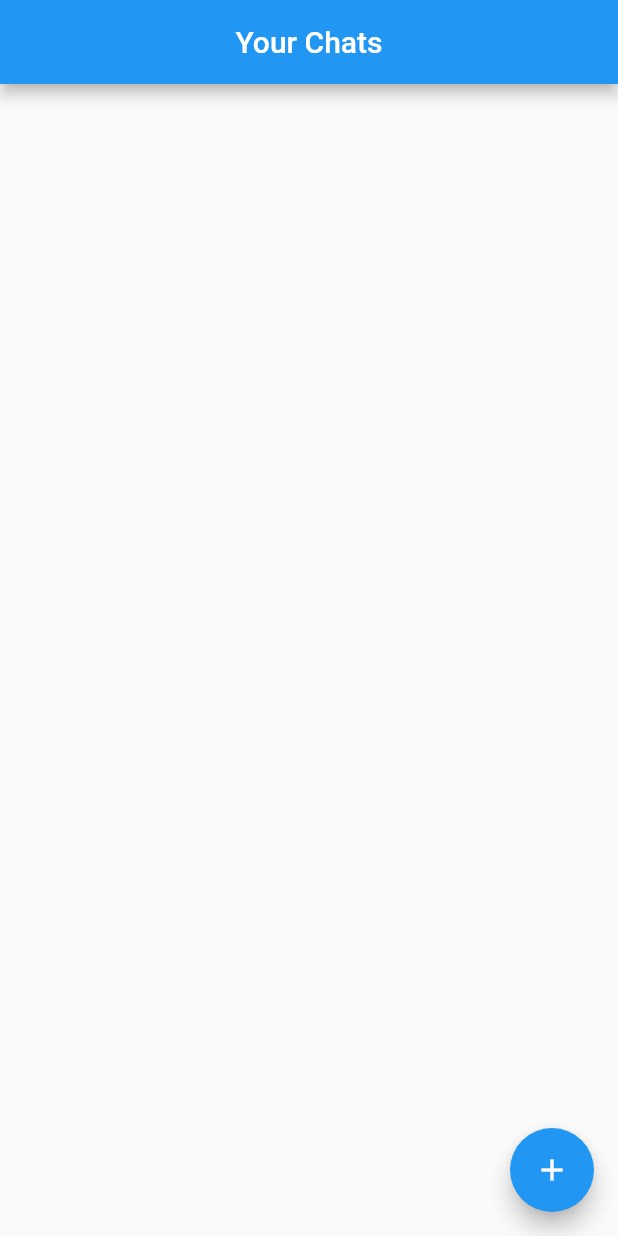
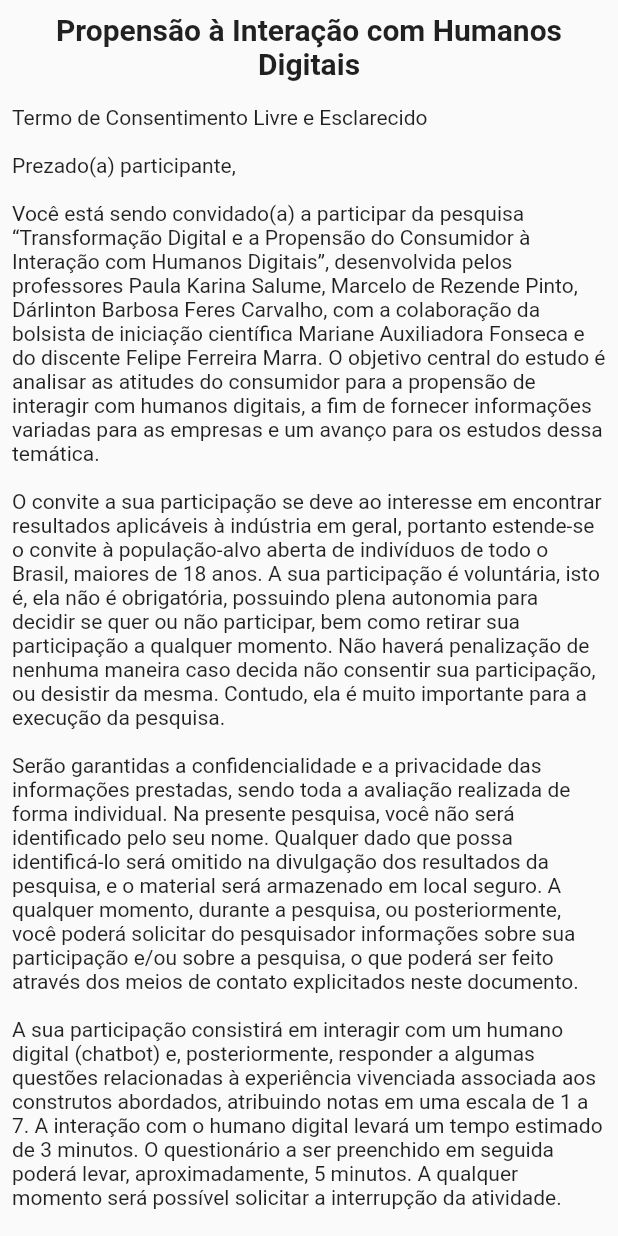
Before and after one commit to FelipeMarra/IC-Chat-Bot-Interaction, a Flutter app: the screen it shows after launch, on a phone screen of 412 x 824 dp. Run offline on Flutter 3.47's test engine with Material 2 defaults, Android fonts, the phone set to English and light mode, and no system bars; our stand-ins replace flutter_markdown, hive_flutter, url_strategy; missing offline and left inert: flutter_chat_composer; accounts and stored records are empty.

Commit message:
building concern and separating admin start

```diff
--- a/lib/home_page/home_page.dart
+++ b/lib/admin_page/admin_page.dart
@@ -4,16 +4,18 @@ import 'package:hive_flutter/hive_flutter.dart';
 import '../chat_page/chat_page_controller.dart';
 import 'package:provider/provider.dart';
 
-class HomePage extends StatefulWidget {
-  const HomePage({
+class AdminPage extends StatefulWidget {
+  const AdminPage({
     Key? key,
   }) : super(key: key);
 
+  static const routeName = "/admin";
+
   @override
-  State<HomePage> createState() => _HomePageState();
+  State<AdminPage> createState() => _AdminPageState();
 }
 
-class _HomePageState extends State<HomePage> {
+class _AdminPageState extends State<AdminPage> {
   late Box chatHistoryBox;
   bool initiated = false;
 
@@ -92,16 +94,6 @@ class _HomePageState extends State<HomePage> {
               },
             )
           : Container(),
-      floatingActionButton: Tooltip(
-        message: "Criar novo chat",
-        child: FloatingActionButton(
-          child: const Icon(Icons.add),
-          onPressed: () async {
-            await chatPageController.start("");
-            Navigator.popAndPushNamed(context, ChatPage.routeName);
-          },
-        ),
-      ),
     );
   }
 
--- a/lib/chat_page/chat_page.dart
+++ b/lib/chat_page/chat_page.dart
@@ -4,7 +4,7 @@ import 'package:flutter_chat_composer/flutter_chat_composer.dart';
 import 'package:provider/provider.dart';
 
 class ChatPage extends StatefulWidget {
-  static const routeName = '/chat_page';
+  static const routeName = '/chat';
   const ChatPage({
     Key? key,
   }) : super(key: key);
--- /dev/null
+++ b/lib/consent_form_page/consent_form_page.dart
@@ -0,0 +1,256 @@
+import 'package:chat_bot_interaction/chat_page/chat_page.dart';
+import 'package:chat_bot_interaction/chat_page/chat_page_controller.dart';
+import 'package:chat_bot_interaction/consent_form_page/radio_form_widget.dart';
+import 'package:flutter/material.dart';
+import 'package:provider/provider.dart';
+
+class ConsentFormPage extends StatefulWidget {
+  static const String routeName = "/";
+
+  const ConsentFormPage({Key? key}) : super(key: key);
+
+  @override
+  State<ConsentFormPage> createState() => _ConsentFormPageState();
+}
+
+class _ConsentFormPageState extends State<ConsentFormPage> {
+  final GlobalKey<FormState> _formKey = GlobalKey<FormState>();
+  bool agreed = true;
+
+  @override
+  Widget build(BuildContext context) {
+    final ChatPageController chatPageController =
+        context.read<ChatPageController>();
+    return Scaffold(
+      body: Padding(
+        padding: const EdgeInsets.all(8.0),
+        child: SingleChildScrollView(
+          child: Column(
+            mainAxisAlignment: MainAxisAlignment.start,
+            crossAxisAlignment: CrossAxisAlignment.stretch,
+            children: [
+              _termText(),
+              _consentimentForm(),
+              Center(
+                  child: TextButton(
+                child: const Text("Continuar"),
+                onPressed: () async {
+                  if (_formKey.currentState?.validate() == true && agreed) {
+                    await chatPageController.start("");
+                    Navigator.of(context).popAndPushNamed(ChatPage.routeName);
+                  }
+                },
+              )),
+            ],
+          ),
+        ),
+      ),
+    );
+  }
+
+  Column _termText() {
+    return Column(
+      mainAxisAlignment: MainAxisAlignment.start,
+      crossAxisAlignment: CrossAxisAlignment.stretch,
+      children: [
+        const Text(
+          "Propensão à Interação com Humanos Digitais",
+          textAlign: TextAlign.center,
+          style: TextStyle(fontWeight: FontWeight.bold, fontSize: 20),
+        ),
+        const Text(
+          """
+
+Termo de Consentimento Livre e Esclarecido""",
+        ),
+        const Text("""
+
+Prezado(a) participante,
+
+Você está sendo convidado(a) a participar da pesquisa “Transformação Digital e a Propensão do Consumidor à Interação com Humanos Digitais”, desenvolvida pelos professores Paula Karina Salume, Marcelo de Rezende Pinto, Dárlinton Barbosa Feres Carvalho, com a colaboração da bolsista de iniciação científica Mariane Auxiliadora Fonseca e do discente Felipe Ferreira Marra. O objetivo central do estudo é analisar as atitudes do consumidor para a propensão de interagir com humanos digitais, a fim de fornecer informações variadas para as empresas e um avanço para os estudos dessa temática.
+
+O convite a sua participação se deve ao interesse em encontrar resultados aplicáveis à indústria em geral, portanto estende-se o convite à população-alvo aberta de indivíduos de todo o Brasil, maiores de 18 anos. A sua participação é voluntária, isto é, ela não é obrigatória, possuindo plena autonomia para decidir se quer ou não participar, bem como retirar sua participação a qualquer momento. Não haverá penalização de nenhuma maneira caso decida não consentir sua participação, ou desistir da mesma. Contudo, ela é muito importante para a execução da pesquisa.
+
+Serão garantidas a confidencialidade e a privacidade das informações prestadas, sendo toda a avaliação realizada de forma individual. Na presente pesquisa, você não será identificado pelo seu nome. Qualquer dado que possa identificá-lo será omitido na divulgação dos resultados da pesquisa, e o material será armazenado em local seguro. A qualquer momento, durante a pesquisa, ou posteriormente, você poderá solicitar do pesquisador informações sobre sua participação e/ou sobre a pesquisa, o que poderá ser feito através dos meios de contato explicitados neste documento.
+
+A sua participação consistirá em interagir com um humano digital (chatbot) e, posteriormente, responder a algumas questões relacionadas à experiência vivenciada associada aos construtos abordados, atribuindo notas em uma escala de 1 a 7. A interação com o humano digital levará um tempo estimado de 3 minutos. O questionário a ser preenchido em seguida poderá levar, aproximadamente, 5 minutos. A qualquer momento será possível solicitar a interrupção da atividade.
+
+As respostas das questões serão armazenadas em arquivos digitais, assim como os resultados, mas somente terão acesso às mesmas os professores pesquisadores e os discentes colaboradores. Ao final da pesquisa, todo material será mantido em arquivo, por pelo menos 5 anos, conforme Resolução 466/12 e orientações do CEPSJ.
+
+Como benefício da pesquisa teremos conhecimento sobre propensões dos consumidores em interagir com humanos digitais e assim alcançar descobertas vitais para o desenvolvimento e apoio aos negócios, além de uma possível orientação benéfica para o consumidor e um avanço acadêmico na busca do entendimento sobre o fenômeno dos humanos digitais no contexto brasileiro.
+
+Os resultados gerais poderão ser divulgados em palestras dirigidas ao público participante, artigos científicos e eventos acadêmicos. Os resultados de forma individual só poderão ser repassados ao próprio participante, estando a equipe de pesquisadores à disposição para eventuais esclarecimentos.
+
+Não haverá nenhum custo pela sua participação neste estudo. Este é um estudo financiado pelo Programa institucional de Bolsas de Iniciação Científica (PIBIC) da Universidade Federal de São João del Rei (UFSJ).
+
+Por favor, sinta-se à vontade para fazer qualquer pergunta sobre este estudo. Se outras perguntas surgirem posteriormente, você poderá entrar em contato com os pesquisadores por meio dos contatos disponibilizados.
+
+Em caso de dúvida quanto à condução ética do estudo, entre em contato com o Comitê de Ética em Pesquisa da CEPSJ. O Comitê de Ética é a instância que tem por objetivo defender os interesses dos participantes da pesquisa em sua integridade e dignidade e para contribuir no desenvolvimento da pesquisa dentro de padrões éticos. Dessa forma, o comitê tem o papel de avaliar e monitorar o andamento do projeto de modo que a pesquisa respeite os princípios éticos de proteção aos direitos humanos, da dignidade, da autonomia, da não maleficência, da confidencialidade e da privacidade.
+        """),
+        RichText(
+          text: const TextSpan(
+            children: [
+              TextSpan(
+                text:
+                    """Comitê de Ética em Pesquisa Envolvendo Seres Humanos (CEPSJ)
+E-mail:""",
+              ),
+              TextSpan(
+                text: " cepsj@ufsj.edu.br ",
+                style: TextStyle(color: Colors.blue),
+              ),
+              TextSpan(
+                text: """
+
+Telefone: 32 3379-5598
+Endereço: Praça Dom Helvécio, 74, Bairro Dom Bosco, São João del-Rei, Minas Gerais, CEP: 36301-160, Campus Dom Bosco
+""",
+              ),
+            ],
+          ),
+        ),
+        const Text("Contato com os pesquisadores responsáveis:"),
+        RichText(
+          text: const TextSpan(
+            children: [
+              TextSpan(
+                text: """
+
+Dra. Paula Karina Salume
+Professora do Departamento de Ciências Administrativas e Contábeis (DECAC)
+Universidade Federal de São João del-Rei
+E-mail:""",
+              ),
+              TextSpan(
+                text: """  paulasalume@ufsj.edu.br""",
+                style: TextStyle(color: Colors.blue),
+              ),
+              TextSpan(
+                text: """
+
+Telefone: +55 31 99982-1688
+""",
+              ),
+            ],
+          ),
+        ),
+        RichText(
+          text: const TextSpan(
+            children: [
+              TextSpan(
+                text: """Dr. Marcelo de Rezende Pinto
+Professor do Instituto de Ciências Econômicas e Gerenciais (ICEG)
+PUC Minas
+E-mail:""",
+              ),
+              TextSpan(
+                text: """ marcrez@hotmail.com""",
+                style: TextStyle(color: Colors.blue),
+              ),
+              TextSpan(
+                text: """
+
+Telefone: +5531 99967-0518
+""",
+              ),
+            ],
+          ),
+        ),
+        RichText(
+          text: const TextSpan(
+            children: [
+              TextSpan(
+                text: """Dr. Dárlinton Barbosa Feres Carvalho
+Professor do Departamento de Computação (DECOMP)
+Universidade Federal de São João del-Rei
+E-mail:""",
+              ),
+              TextSpan(
+                text: """ darlinton@ufsj.edu.br""",
+                style: TextStyle(color: Colors.blue),
+              ),
+              TextSpan(
+                text: """
+
+Telefone: +55 32 99199-2566
+""",
+              ),
+            ],
+          ),
+        ),
+        RichText(
+          text: const TextSpan(
+            children: [
+              TextSpan(
+                text: """Mariane Auxiliadora Fonseca
+Bolsista de Iniciação Científica - Graduanda de Administração
+Universidade Federal de São João del-Rei
+E-mail:""",
+              ),
+              TextSpan(
+                text: """  fonseccamariane@outlook.com""",
+                style: TextStyle(color: Colors.blue),
+              ),
+              TextSpan(
+                text: """
+
+Telefone: +55 32 99832-7729
+""",
+              ),
+            ],
+          ),
+        ),
+        RichText(
+          text: const TextSpan(
+            children: [
+              TextSpan(
+                text: """Felipe Ferreira Marra
+Graduando de Ciências da Computação
+Universidade Federal de São João del-Rei
+E-mail:""",
+              ),
+              TextSpan(
+                text: """   felipeferreiramarra@gmail.com""",
+                style: TextStyle(color: Colors.blue),
+              ),
+              TextSpan(
+                text: """
+
+Telefone: +55  37 99947-6397
+""",
+              ),
+            ],
+          ),
+        ),
+      ],
+    );
+  }
+
+  Form _consentimentForm() {
+    return Form(
+        key: _formKey,
+        child: Column(
+          children: [
+            Padding(
+              padding: const EdgeInsets.fromLTRB(0.0, 8.0, 200.0, 8.0),
+              child: TextFormField(
+                decoration: const InputDecoration(
+                  label: Text("Insira seu email"),
+                ),
+                validator: (value) {
+                  if (value == null || value.isEmpty) {
+                    return "Campo Obrigatório";
+                  }
+                  return null;
+                },
+              ),
+            ),
+            RadioFormWidget(
+              onChange: (didAgree) {
+                agreed = didAgree;
+              },
+            )
+          ],
+        ));
+  }
+}
--- /dev/null
+++ b/lib/consent_form_page/radio_form_widget.dart
@@ -0,0 +1,53 @@
+import 'package:flutter/material.dart';
+
+enum Consentiment { agree, disagreee }
+
+class RadioFormWidget extends StatefulWidget {
+  final void Function(bool didAgree) onChange;
+
+  const RadioFormWidget({
+    Key? key,
+    required this.onChange,
+  }) : super(key: key);
+
+  @override
+  State<RadioFormWidget> createState() => _RadioFormWidgetState();
+}
+
+class _RadioFormWidgetState extends State<RadioFormWidget> {
+  Consentiment? _character = Consentiment.agree;
+
+  @override
+  Widget build(BuildContext context) {
+    return Column(
+      children: <Widget>[
+        ListTile(
+          title: const Text('Concordo'),
+          leading: Radio<Consentiment>(
+            value: Consentiment.agree,
+            groupValue: _character,
+            onChanged: (Consentiment? value) {
+              widget.onChange(true);
+              setState(() {
+                _character = value;
+              });
+            },
+          ),
+        ),
+        ListTile(
+          title: const Text('Discordo'),
+          leading: Radio<Consentiment>(
+            value: Consentiment.disagreee,
+            groupValue: _character,
+            onChanged: (Consentiment? value) {
+              widget.onChange(false);
+              setState(() {
+                _character = value;
+              });
+            },
+          ),
+        ),
+      ],
+    );
+  }
+}
--- a/lib/main.dart
+++ b/lib/main.dart
@@ -1,6 +1,7 @@
+import 'package:chat_bot_interaction/admin_page/admin_page.dart';
 import 'package:chat_bot_interaction/chat_page/chat_page_controller.dart';
 import 'package:chat_bot_interaction/chat_page/chat_page.dart';
-import 'package:chat_bot_interaction/home_page/home_page.dart';
+import 'package:chat_bot_interaction/consent_form_page/consent_form_page.dart';
 import 'package:hive_flutter/hive_flutter.dart';
 import 'package:provider/provider.dart';
 import 'package:url_strategy/url_strategy.dart';
@@ -26,8 +27,9 @@ class ChatBotInteractionApp extends StatelessWidget {
       child: MaterialApp(
         title: "ChatBotInteractionApp",
         routes: {
-          "/": (context) => const HomePage(),
+          "/": (context) => const ConsentFormPage(),
           ChatPage.routeName: (context) => const ChatPage(),
+          AdminPage.routeName: (context) => const AdminPage(),
         },
       ),
     );
--- a/pubspec.yaml
+++ b/pubspec.yaml
@@ -47,6 +47,7 @@ dependencies:
   # The following adds the Cupertino Icons font to your application.
   # Use with the CupertinoIcons class for iOS style icons.
   cupertino_icons: ^1.0.2
+  url_launcher: ^6.0.20
 
 dev_dependencies:
   flutter_test:
```
Also changed, not shown: pubspec.lock, 2 other files.
